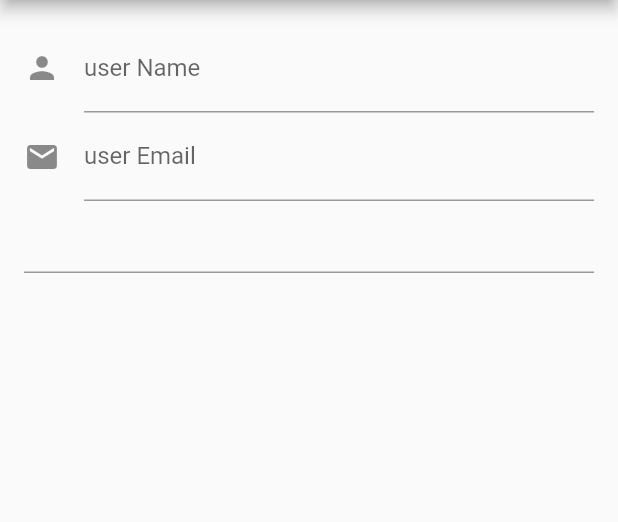
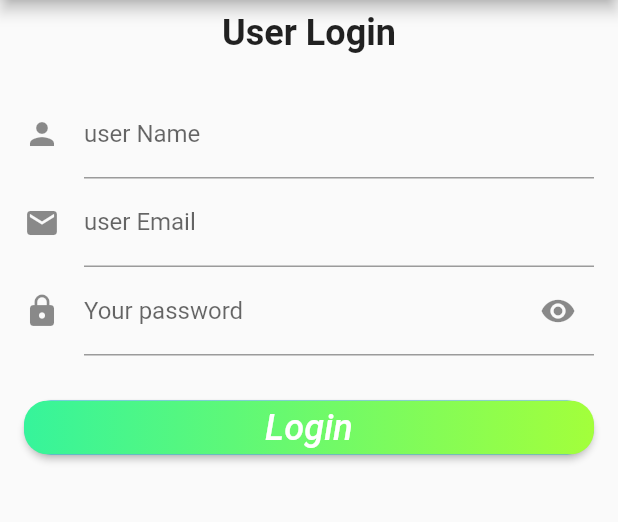
Before and after one commit to helal-uzzaman/formfield_1, a Flutter app: the screen it shows after launch, on a phone screen of 412 x 824 dp, the part 84-606 px from its top. Run offline on Flutter 3.47's test engine with Material 2 defaults, Android fonts, the light colour scheme and no system bars.

Commit message:
almost done.

```diff
--- a/lib/main.dart
+++ b/lib/main.dart
@@ -8,6 +8,25 @@ class MyApp extends StatefulWidget {
 }
 
 class _MyAppState extends State<MyApp> {
+  final _emailFocus = FocusNode();
+  final _passwordFocus = FocusNode();
+  var _obscureText = true;
+
+  final _formKey = GlobalKey<FormState>();
+
+  @override
+  void dispose() {
+    _emailFocus.dispose();
+    _passwordFocus.dispose();
+    super.dispose();
+  }
+
+  void _toggleObscureText() {
+    setState(() {
+      _obscureText = !_obscureText;
+    });
+  }
+
   @override
   Widget build(BuildContext context) {
     return MaterialApp(
@@ -16,43 +35,106 @@ class _MyAppState extends State<MyApp> {
         appBar: AppBar(
           title: const Text('Material App Bar'),
         ),
-        body: Padding(
+        body: Column(
+          children: [
+            const Padding(
+              padding: EdgeInsets.all(8.0),
+              child: Text(
+                ' User Login ',
+                style: TextStyle(fontSize: 24, fontWeight: FontWeight.bold),
+              ),
+            ),
+            Container(
               padding: const EdgeInsets.all(16.0),
-          child: Center(
               child: Form(
+                key: _formKey,
+                // autovalidateMode: AutovalidateMode.always,
                 child: Column(
                   children: [
                     TextFormField(
                       decoration: const InputDecoration(
                         icon: Icon(Icons.person),
-                      // hintText: 'Name',
                         label: Text('user Name'),
                       ),
                       textInputAction: TextInputAction.next,
+                      validator: (value) {
+                        if (value == null || value.isEmpty) {
+                          return 'Empty string can not be used.';
+                        }
+                        return null;
+                      },
                       onEditingComplete: () => {
+                        _emailFocus.requestFocus(),
                         print('onEditing complete Text form field'),
                       },
                     ),
                     TextFormField(
                       decoration: const InputDecoration(
                         icon: Icon(Icons.email),
-                      // hintText: 'Name',
                         label: Text('user Email'),
                       ),
+                      focusNode: _emailFocus,
+                      keyboardType: TextInputType.emailAddress,
+                      textInputAction: TextInputAction.next,
+                      onEditingComplete: () => {
+                        _passwordFocus.requestFocus(),
+                        print('onEditing complete Text form field'),
+                      },
+                      validator: (value) {
+                        if (value == null || value.isEmpty) {
+                          return 'Empty string can not be used.';
+                        }
+                        return null;
+                      },
+                    ),
+                    TextFormField(
+                      decoration: InputDecoration(
+                          icon: const Icon(Icons.lock),
+                          label: const Text('Your password'),
+                          suffixIcon: IconButton(
+                            onPressed: _toggleObscureText,
+                            icon: const Icon(Icons.remove_red_eye),
+                          )),
+                      obscureText: _obscureText,
+                      focusNode: _passwordFocus,
                       keyboardType: TextInputType.emailAddress,
                       textInputAction: TextInputAction.next,
                       onEditingComplete: () => {
                         print('onEditing complete Text form field'),
                       },
                     ),
-                  TextFormField(),
+                    const SizedBox(
+                      height: 24,
+                    ),
+                    ElevatedButton(
+                      onPressed: () => {_formKey.currentState!.validate()},
+                      style: ElevatedButton.styleFrom(
+                          padding: EdgeInsets.zero,
+                          shape: RoundedRectangleBorder(
+                              borderRadius: BorderRadius.circular(20))),
+                      child: Ink(
+                        decoration: BoxDecoration(
+                            gradient: const LinearGradient(colors: [
+                              Color.fromARGB(255, 54, 244, 155),
+                              Color.fromARGB(255, 163, 255, 59)
+                            ]),
+                            borderRadius: BorderRadius.circular(16)),
+                        child: Container(
+                          height: 36,
+                          alignment: Alignment.center,
+                          child: const Text(
+                            'Login',
+                            style: TextStyle(
+                                fontSize: 24, fontStyle: FontStyle.italic),
+                          ),
+                        ),
+                      ),
+                    )
                   ],
                 ),
-              onChanged: () {
-                print('form onchanged.');
-              },
               ),
             ),
+          ],
         ),
       ),
     );
```
Lines whose indentation alone changed are shown as unchanged.
